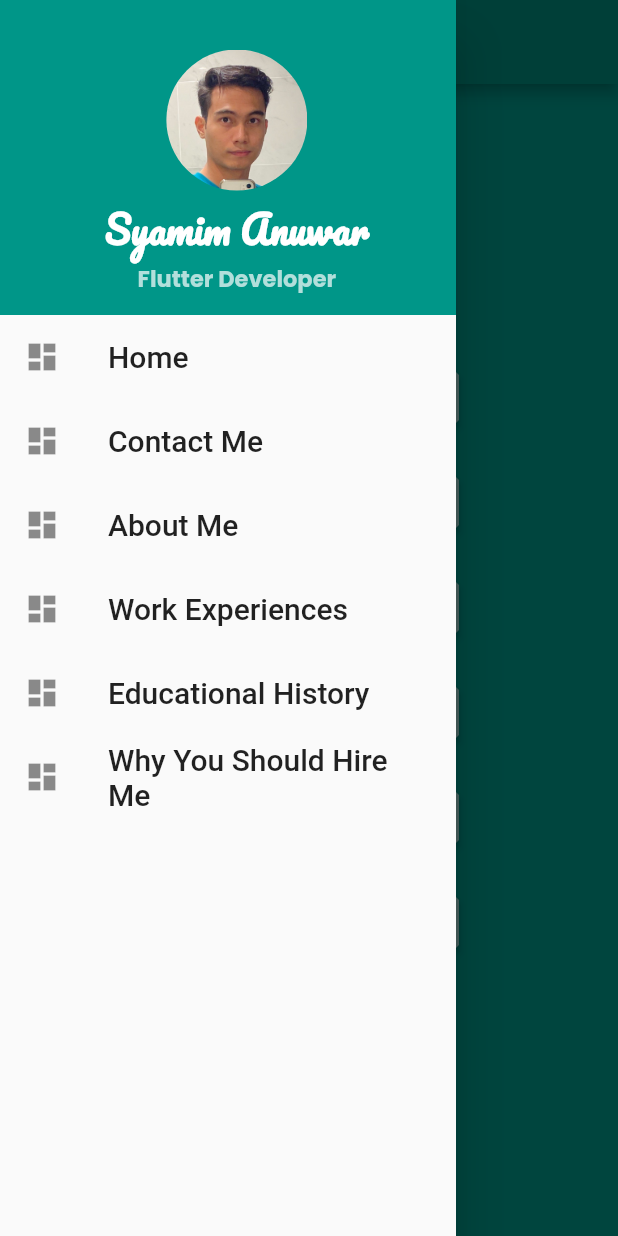
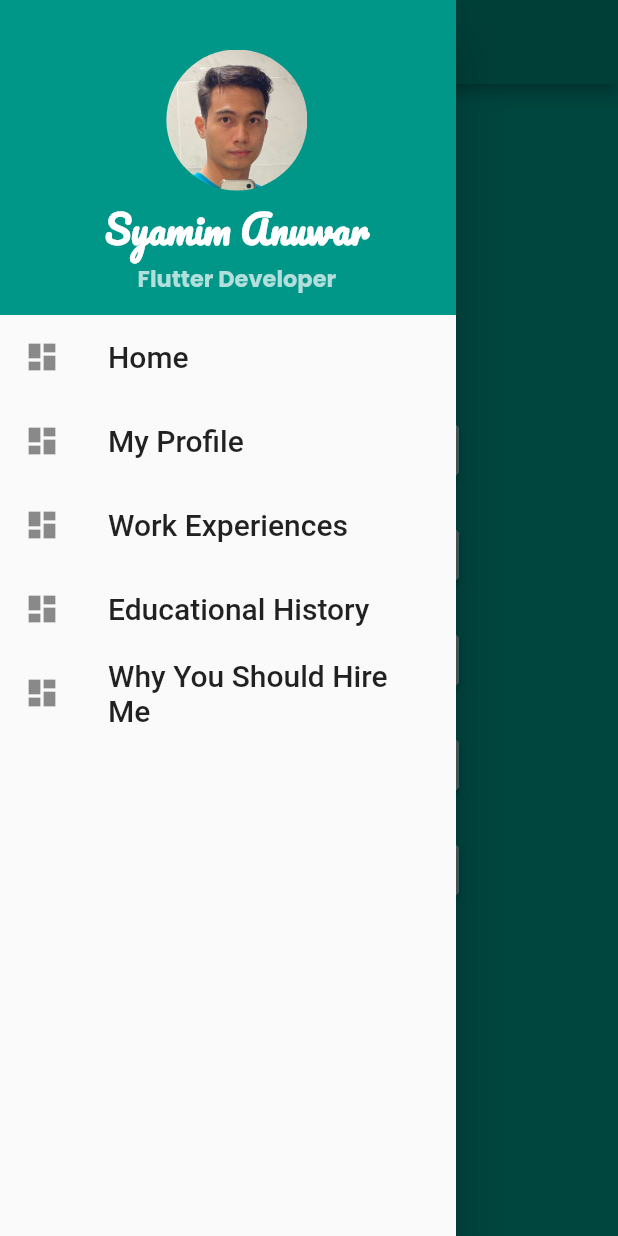
Before and after one commit to syamimanuwar/resumesyamim, a Flutter app: the HomeScreen screen opened directly, with the side drawer open, on a phone screen of 412 x 824 dp. Run offline on Flutter 3.47's test engine with Material 2 defaults, Android fonts, the phone set to English and light mode, and no system bars; our stand-ins replace fluttertoast.

Commit message:
commit on 2.04am

```diff
--- a/lib/screen/custom_drawer.dart
+++ b/lib/screen/custom_drawer.dart
@@ -1,10 +1,9 @@
 import 'package:flutter/material.dart';
-import 'about_me.dart';
 import 'educational_history.dart';
 import 'hire_me.dart';
 import 'home_screen.dart';
 import 'work_experiences.dart';
-import 'contact_me.dart';
+import 'my_profile.dart';
 
 class CustomDrawer extends StatelessWidget {
   _buildDrawerOption(Icon icon, String title, Function()? onTap) {
@@ -89,19 +88,10 @@ class CustomDrawer extends StatelessWidget {
           ),
           _buildDrawerOption(
             Icon(Icons.dashboard),
-            'Contact Me',
+            'My Profile',
             () => Navigator.of(context).pushReplacement(
               MaterialPageRoute(
-                builder: (context) => ContactMe(),
-              ),
-            ),
-          ),
-          _buildDrawerOption(
-            Icon(Icons.dashboard),
-            'About Me',
-            () => Navigator.of(context).pushReplacement(
-              MaterialPageRoute(
-                builder: (context) => AboutMe(),
+                builder: (context) => MyProfile(),
               ),
             ),
           ),
--- a/lib/screen/home_screen.dart
+++ b/lib/screen/home_screen.dart
@@ -1,10 +1,9 @@
 import 'package:flutter/material.dart';
 import 'custom_drawer.dart';
 import 'educational_history.dart';
-import 'about_me.dart';
 import 'hire_me.dart';
 import 'work_experiences.dart';
-import 'contact_me.dart';
+import 'my_profile.dart';
 import 'login_screen.dart';
 
 class HomeScreen extends StatelessWidget {
@@ -28,30 +27,11 @@ class HomeScreen extends StatelessWidget {
                 Navigator.push(
                   context,
                   MaterialPageRoute(
-                    builder: (context) => ContactMe(),
+                    builder: (context) => MyProfile(),
                   ),
                 );
               },
-              child: Text('Contact Me'),
-              style: ElevatedButton.styleFrom(
-                fixedSize: Size(200, 50),
-                primary: Colors.white60,
-                shape: BeveledRectangleBorder(
-                  borderRadius: BorderRadius.circular(10),
-                ),
-              ),
-            ),
-            SizedBox(height: 20.0),
-            ElevatedButton(
-              onPressed: () {
-                Navigator.push(
-                  context,
-                  MaterialPageRoute(
-                    builder: (context) => AboutMe(),
-                  ),
-                );
-              },
-              child: Text('About Me'),
+              child: Text('My Profile'),
               style: ElevatedButton.styleFrom(
                 fixedSize: Size(200, 50),
                 primary: Colors.white60,
```
Also changed, not shown: lib/screen/about_me.dart (deleted, +0 -72 lines), lib/screen/contact_me.dart (deleted, +0 -95 lines), lib/screen/my_profile.dart (added, +162 -0 lines).
